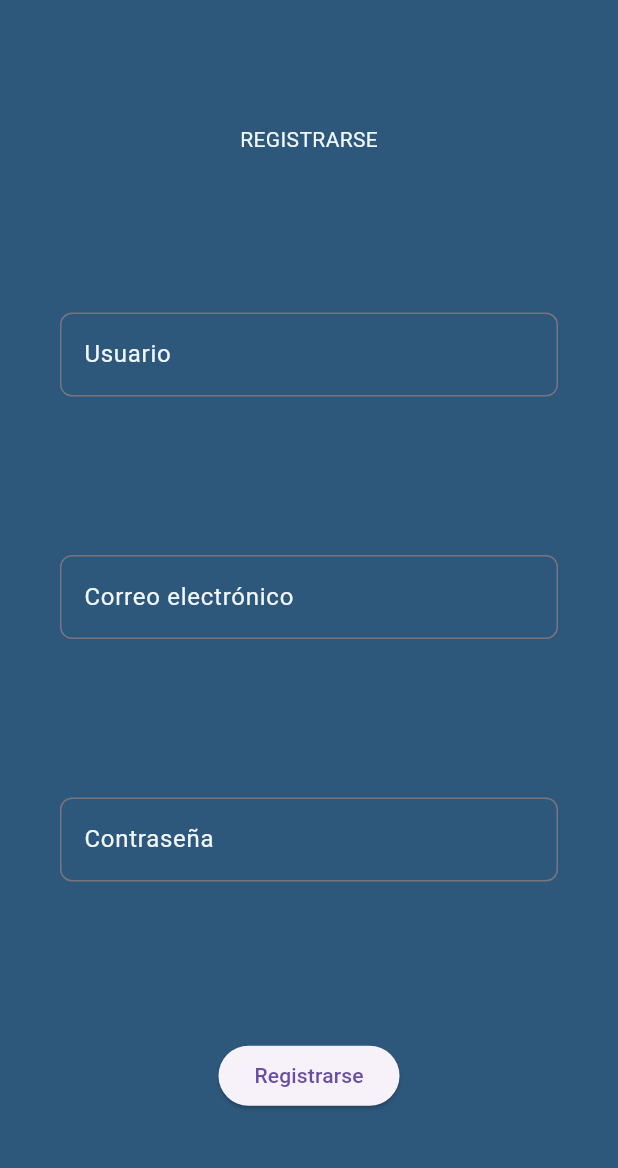
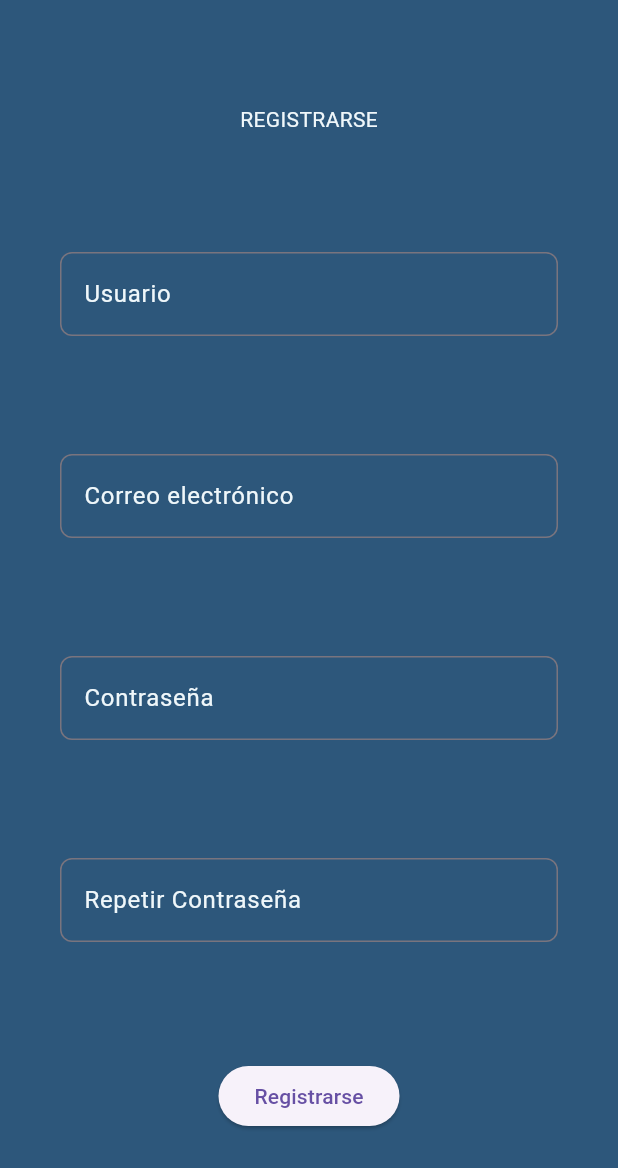
Before and after one commit to AlvaroPaniego/Proyecto_StarPath, a Flutter app: the Register screen opened directly, after a tap on "Registrarse", on a phone screen of 412 x 824 dp. Shown: the top 1168 px of the screen. Run offline on Flutter 3.47's test engine with Material 3 defaults, Android fonts, the light colour scheme and no system bars; our stand-ins replace shared_preferences, supabase_flutter; missing offline and left inert: flutter_email_sender; accounts and stored records are empty; network calls fail.

Commit message:
registro completo, login hecho, terminar recuperar contraseña, ya he encontrado cómo enviar correos sin abrir Gmail del usuario

```diff
--- a/StarPath/lib/windows/register.dart
+++ b/StarPath/lib/windows/register.dart
@@ -3,6 +3,7 @@ import 'package:flutter_email_sender/flutter_email_sender.dart';
 import 'package:supabase_flutter/supabase_flutter.dart';
 import 'package:starpath/misc/constants.dart';
 import 'package:starpath/windows/login.dart';
+import 'package:flutter/cupertino.dart';
 
 class Register extends StatefulWidget {
   const Register({Key? key}) : super(key: key);
@@ -15,6 +16,8 @@ class _RegisterState extends State<Register> {
   final TextEditingController _usernameController = TextEditingController();
   final TextEditingController _emailController = TextEditingController();
   final TextEditingController _passwordController = TextEditingController();
+  final TextEditingController _repeatPasswordController =
+      TextEditingController();
   final GlobalKey<FormState> _formKey = GlobalKey<FormState>();
 
   String? _validatePassword(String? value) {
@@ -27,10 +30,32 @@ class _RegisterState extends State<Register> {
   }
 
   Future<void> _registerUser() async {
+    // Verificar contraseñas
+    if (_passwordController.text != _repeatPasswordController.text) {
+      showDialog(
+        context: context,
+        builder: (BuildContext context) {
+          return CupertinoAlertDialog(
+            title: Text('Error'),
+            content: Text('Las contraseñas no coinciden.'),
+            actions: [
+              CupertinoDialogAction(
+                onPressed: () {
+                  Navigator.pop(context);
+                },
+                child: Text('Aceptar'),
+              ),
+            ],
+          );
+        },
+      );
+      return;
+    }
+
     // Inicializar SupabaseClient
     final supabaseClient = SupabaseClient(
-      'https://ybebufmjnvzatnywturc.supabase.co',
-      'eyJhbGciOiJIUzI1NiIsInR5cCI6IkpXVCJ9.eyJpc3MiOiJzdXBhYmFzZSIsInJlZiI6InliZWJ1Zm1qbnZ6YXRueXd0dXJjIiwicm9sZSI6ImFub24iLCJpYXQiOjE3MTE0NzQ1MjQsImV4cCI6MjAyNzA1MDUyNH0.eyFUwoEqNnKlwgG1UjWul_uX8snw8lsmqDNvRIEzDsE',
+      supabaseURL,
+      supabaseKey,
       authOptions: AuthClientOptions(authFlowType: AuthFlowType.implicit),
     );
 
@@ -38,22 +63,21 @@ class _RegisterState extends State<Register> {
     final response = await supabaseClient.auth.signUp(
       email: _emailController.text.trim(),
       password: _passwordController.text.trim(),
+      data: {
+        'username': _usernameController.text.trim(),
+        'email': _emailController.text.trim()
+      },
     );
 
     if (response.session == null || response.user == null) {
       print('Error al registrar usuario');
     } else {
-      // Insertar datos del usuario en la tabla 'user'
-      final user = await supabaseClient
-          .from('user')
-          .insert({'username': _usernameController.text.trim()});
       print('Usuario registrado con éxito');
 
       // Enviar correo de confirmación
       final Email email = Email(
-        body:
-            'Haz clic en el siguiente enlace para confirmar tu registro: [URL de confirmación]',
-        subject: 'Confirmación de registro',
+        body: '¡Te has registrado exitosamente en nuestra aplicación!',
+        subject: 'Registro exitoso',
         recipients: [_emailController.text],
       );
       await FlutterEmailSender.send(email);
@@ -156,6 +180,35 @@ class _RegisterState extends State<Register> {
                 ),
                 validator: _validatePassword,
               ),
+              TextFormField(
+                controller: _repeatPasswordController,
+                autofocus: false,
+                style: const TextStyle(color: TEXT),
+                obscureText: true,
+                decoration: InputDecoration(
+                  hintText: "Introduzca de nuevo la contraseña",
+                  hintStyle: const TextStyle(color: HINT),
+                  labelText: "Repetir Contraseña",
+                  labelStyle: const TextStyle(color: TEXT),
+                  border: OutlineInputBorder(
+                    borderRadius: BorderRadius.circular(8.0),
+                    borderSide: const BorderSide(color: BLACK, width: 1.0),
+                  ),
+                  focusedBorder: OutlineInputBorder(
+                    borderRadius: BorderRadius.circular(8.0),
+                    borderSide:
+                        const BorderSide(color: FOCUS_ORANGE, width: 1.0),
+                  ),
+                ),
+                validator: (value) {
+                  if (value == null || value.isEmpty) {
+                    return 'Repetir contraseña requerida';
+                  } else if (value != _passwordController.text) {
+                    return 'Las contraseñas no coinciden';
+                  }
+                  return null;
+                },
+              ),
               ElevatedButton(
                 onPressed: _registerUser,
                 child: const Text('Registrarse'),
--- a/StarPath/pubspec.yaml
+++ b/StarPath/pubspec.yaml
@@ -11,10 +11,14 @@ dependencies:
   flutter:
     sdk: flutter
   flutter_email_sender: ^6.0.2
+  flutter_mailer: ^2.1.2
   intl: ^0.19.0
-  shared_preferences: ^2.2.2
+  mailer: ^6.1.0
+  shared_preferences: ^2.2.3
   supabase: ^2.0.8
   supabase_auth_ui: ^0.4.3
+  uuid: ^3.0.4
+
 
 dev_dependencies:
   flutter_test:
```
Also changed, not shown: StarPath/lib/main.dart (+0 -9 lines), StarPath/lib/windows/login.dart (+91 -34 lines), StarPath/lib/windows/menu.dart (deleted, +0 -62 lines), StarPath/pubspec.lock, 1 other file.
